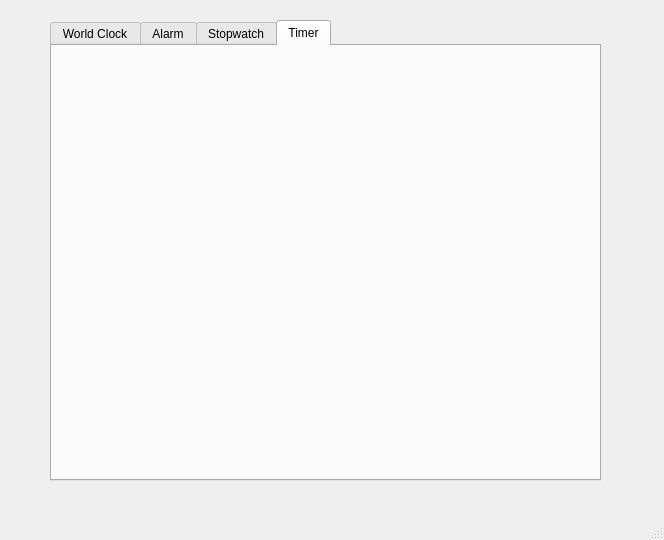
Before: the Qt Designer form PyLearn7-Assignment25/mainwindow.ui in MahdiAhmadiKamal/PyLearn7-GUI, drawn with Qt 5.
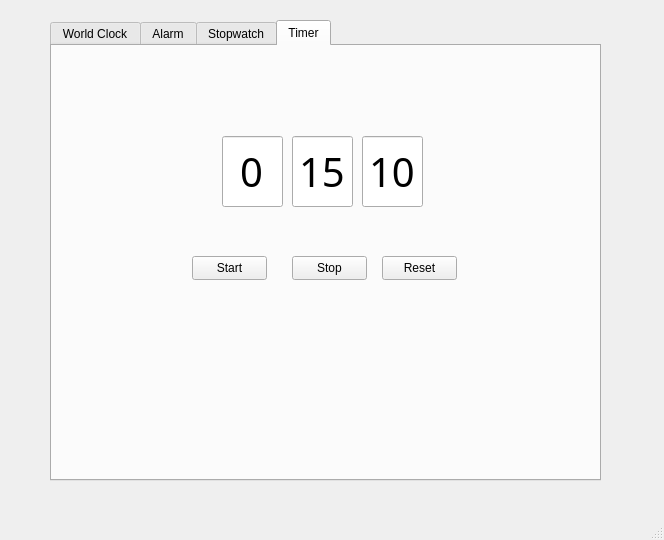
After: the same form once the commit is applied. The open tabs and pages were chosen to show the change.

```diff
--- a/PyLearn7-Assignment25/mainwindow.ui
+++ b/PyLearn7-Assignment25/mainwindow.ui
@@ -92,6 +92,111 @@
      <attribute name="title">
       <string>Timer</string>
      </attribute>
+     <widget class="QLineEdit" name="tbx_hour_timer">
+      <property name="geometry">
+       <rect>
+        <x>170</x>
+        <y>90</y>
+        <width>61</width>
+        <height>71</height>
+       </rect>
+      </property>
+      <property name="font">
+       <font>
+        <family>Seven Segment</family>
+        <pointsize>30</pointsize>
+       </font>
+      </property>
+      <property name="text">
+       <string>0</string>
+      </property>
+      <property name="alignment">
+       <set>Qt::AlignCenter</set>
+      </property>
+     </widget>
+     <widget class="QLineEdit" name="tbx_minute_timer">
+      <property name="geometry">
+       <rect>
+        <x>240</x>
+        <y>90</y>
+        <width>61</width>
+        <height>71</height>
+       </rect>
+      </property>
+      <property name="font">
+       <font>
+        <family>Seven Segment</family>
+        <pointsize>30</pointsize>
+       </font>
+      </property>
+      <property name="text">
+       <string>15</string>
+      </property>
+      <property name="alignment">
+       <set>Qt::AlignCenter</set>
+      </property>
+     </widget>
+     <widget class="QLineEdit" name="tbx_second_timer">
+      <property name="geometry">
+       <rect>
+        <x>310</x>
+        <y>90</y>
+        <width>61</width>
+        <height>71</height>
+       </rect>
+      </property>
+      <property name="font">
+       <font>
+        <family>Seven Segment</family>
+        <pointsize>30</pointsize>
+       </font>
+      </property>
+      <property name="text">
+       <string>10</string>
+      </property>
+      <property name="alignment">
+       <set>Qt::AlignCenter</set>
+      </property>
+     </widget>
+     <widget class="QPushButton" name="btn_reset_timer">
+      <property name="geometry">
+       <rect>
+        <x>330</x>
+        <y>210</y>
+        <width>75</width>
+        <height>24</height>
+       </rect>
+      </property>
+      <property name="text">
+       <string>Reset</string>
+      </property>
+     </widget>
+     <widget class="QPushButton" name="btn_stop_timer">
+      <property name="geometry">
+       <rect>
+        <x>240</x>
+        <y>210</y>
+        <width>75</width>
+        <height>24</height>
+       </rect>
+      </property>
+      <property name="text">
+       <string>Stop</string>
+      </property>
+     </widget>
+     <widget class="QPushButton" name="btn_start_timer">
+      <property name="geometry">
+       <rect>
+        <x>140</x>
+        <y>210</y>
+        <width>75</width>
+        <height>24</height>
+       </rect>
+      </property>
+      <property name="text">
+       <string>Start</string>
+      </property>
+     </widget>
     </widget>
    </widget>
   </widget>
```
Left out of the diff: 24 changed lines with no effect on the pictures.
